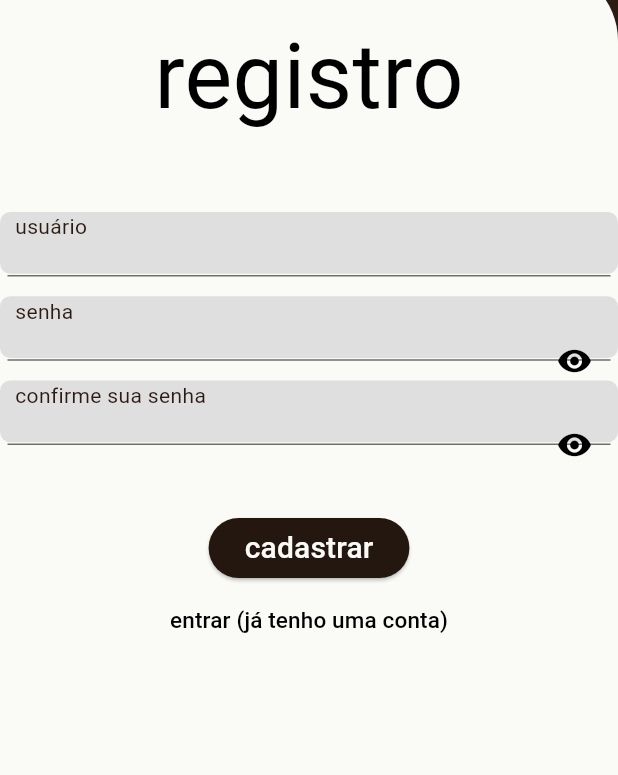
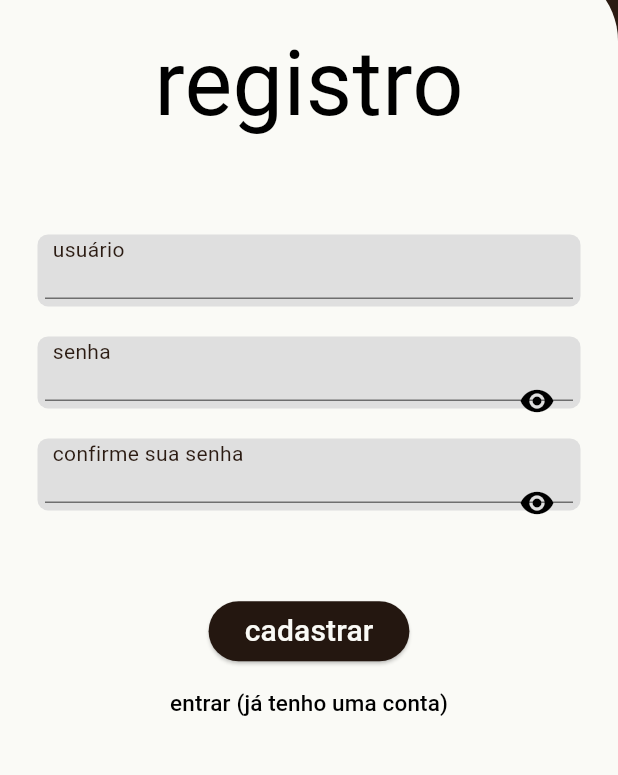
Before and after one commit to pirespsps/pintassilgo, a Flutter app: the screen it shows after launch, after a tap on "criar uma conta", on a phone screen of 412 x 824 dp, the part 343-1118 px from its top. Run offline on Flutter 3.47's test engine with Material 3 defaults, Android fonts, the phone set to English and light mode, and no system bars; our stand-ins replace flutter_secure_storage, google_fonts, image_picker, sqflite; accounts and stored records are empty.

Commit message:
agora sim

```diff
--- a/lib/components/field.dart
+++ b/lib/components/field.dart
@@ -31,7 +31,7 @@ class _FieldFormState extends State<Field> {
   @override
   Widget build(BuildContext context) {
     return Container(
-      height: widget.height ?? 50,
+      width: widget.width ?? 300,
       decoration: BoxDecoration(
         color: CINZA,
         borderRadius: BorderRadius.circular(7),
--- a/lib/views/login.dart
+++ b/lib/views/login.dart
@@ -57,6 +57,8 @@ class _LoginState extends State<Login> {
               child: Form(
                 key: _formKey,
                 child: Column(
+                  mainAxisAlignment: MainAxisAlignment.spaceBetween,
+                  crossAxisAlignment: CrossAxisAlignment.center,
                   spacing: 15,
                   children: [
                     SizedBox(
--- a/lib/views/registro.dart
+++ b/lib/views/registro.dart
@@ -58,7 +58,7 @@ class _RegistroState extends State<Registro> {
                 child: Form(
                   key: _formKey,
                   child: Column(
-                    spacing: 15,
+                    spacing: 20,
                     children: [
                       SizedBox(height: size.height * 2 / 100),
                       Text(
```
